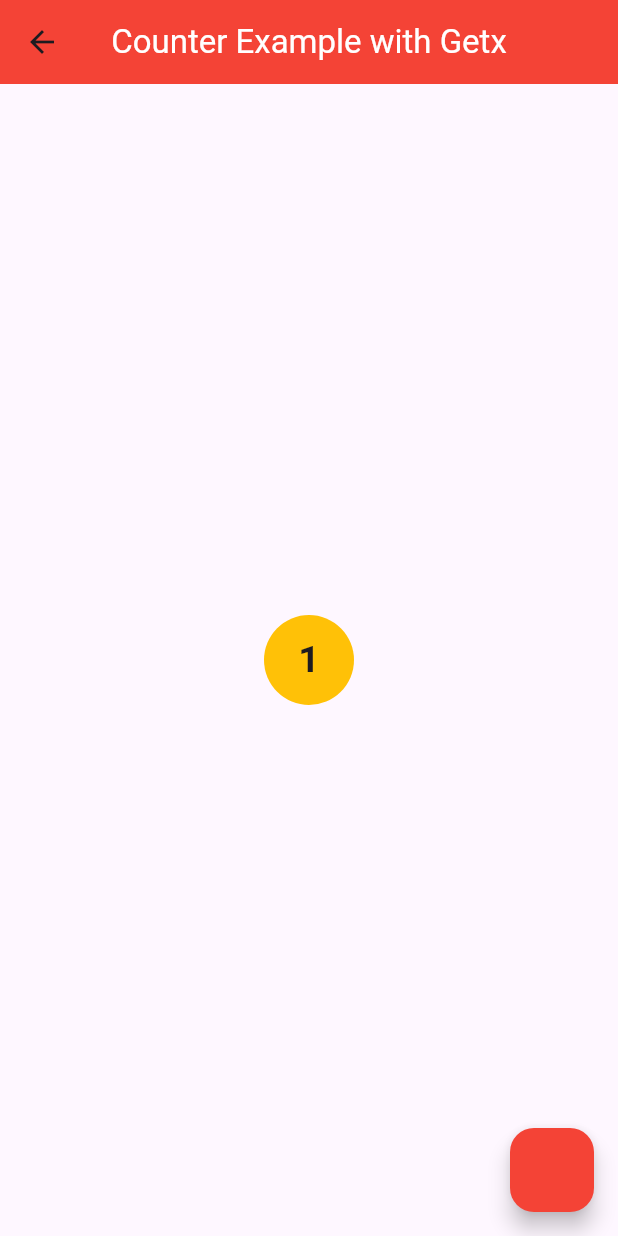
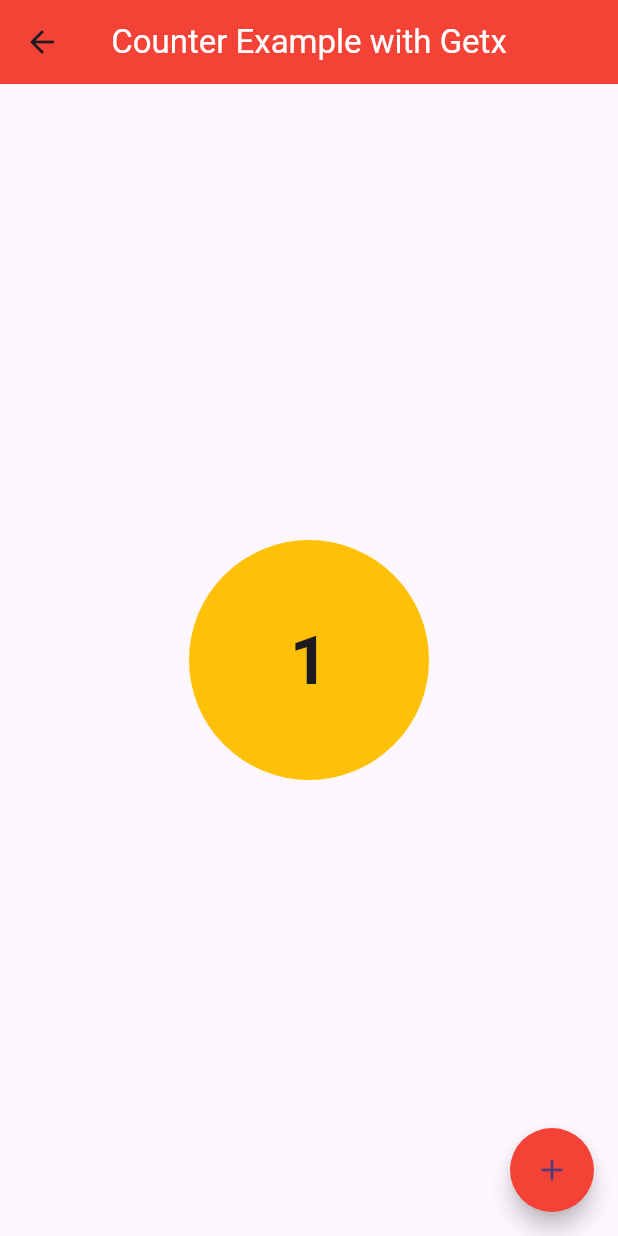
Before and after one commit to a4-asim/flutter_getx, a Flutter app: the screen it shows after launch, after a tap on "Getx Counter Example", on a phone screen of 412 x 824 dp. Run offline on Flutter 3.47's test engine with Material 3 defaults, Android fonts, the phone set to English and light mode, and no system bars; our stand-ins replace get.

```diff
--- a/lib/GetxMiniProjects/counter_screen.dart
+++ b/lib/GetxMiniProjects/counter_screen.dart
@@ -24,8 +24,8 @@ class _CounterExampleState extends State<CounterExample> {
       ),
       body: Center(
         child: Container(
-            height: 60,
-            width: 60,
+            height: 160,
+            width: 160,
             decoration: const BoxDecoration(
               color: Colors.amber,
               shape: BoxShape.circle,
@@ -35,7 +35,7 @@ class _CounterExampleState extends State<CounterExample> {
                 child: Text(
                   counterController.counter.toString(),
                   style: const TextStyle(
-                      fontSize: 25, fontWeight: FontWeight.bold),
+                      fontSize: 45, fontWeight: FontWeight.bold),
                 ),
               ),
             )),
@@ -56,7 +56,18 @@ class _CounterExampleState extends State<CounterExample> {
           //   backgroundColor: Colors.blueAccent,
           //   icon: const Icon(Icons.show_chart),
           // );
-          }),
+        },
+        shape: const RoundedRectangleBorder(
+          // <= Change BeveledRectangleBorder to RoundedRectangularBorder
+          borderRadius: BorderRadius.only(
+            topLeft: Radius.circular(30.0),
+            topRight: Radius.circular(30.0),
+            bottomLeft: Radius.circular(30.0),
+            bottomRight: Radius.circular(30.0),
+          ),
+        ),
+        child: const Icon(Icons.add),
+      ),
     );
   }
 }
--- a/lib/controllers/sliderConroller.dart
+++ b/lib/controllers/sliderConroller.dart
@@ -1,3 +1,5 @@
+// ignore_for_file: file_names
+
 import 'package:get/get.dart';
 
 class SliderController extends GetxController {
--- a/lib/home_screen.dart
+++ b/lib/home_screen.dart
@@ -35,6 +35,13 @@ class _HomeScreenState extends State<HomeScreen> {
             title: const Text("Getx Slider Example"),
             onTap: () {
               Get.toNamed('/sliderScreen');
+            },
+          )),
+          Card(
+              child: ListTile(
+            title: const Text("Getx Notification Switch"),
+            onTap: () {
+              Get.toNamed('/notificationScreen');
             },
           )),
           Card(
--- a/lib/main.dart
+++ b/lib/main.dart
@@ -1,5 +1,6 @@
 import 'package:flutter/material.dart';
 import 'package:flutter_getx/GetxMiniProjects/counter_screen.dart';
+import 'package:flutter_getx/GetxMiniProjects/notification_screen.dart';
 import 'package:flutter_getx/GetxMiniProjects/slider_screen.dart';
 import 'package:flutter_getx/home_screen.dart';
 import 'package:flutter_getx/screen_one.dart';
@@ -32,6 +33,9 @@ class MyApp extends StatelessWidget {
         GetPage(name: '/screenTwo', page: () => const ScreenTwo()),
         GetPage(name: '/counterScreen', page: () => const CounterExample()),
         GetPage(name: '/sliderScreen', page: () => const SliderExample()),
+        GetPage(name: '/notificationScreen', page: () => const NotificationScreen()),
+
+
       ],
     );
   }
```
Also changed, not shown: lib/GetxMiniProjects/notification_screen.dart (added, +47 -0 lines). Lines whose indentation alone changed are shown as unchanged.
